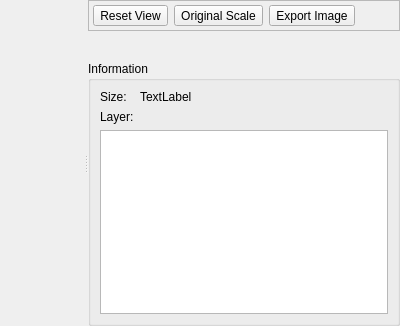
First picture: the form in src/diagnostic/ui/EXRWindow.ui, repository PearCoding/PearRay, before the edit.
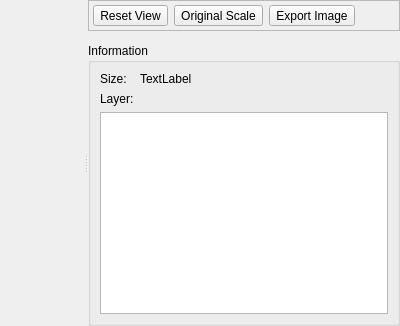
Second picture: the form after the edit. Icons and pictures are not drawn. Custom widgets are drawn as their Qt base class.

What changed in the file:
```diff
--- a/src/diagnostic/ui/EXRWindow.ui
+++ b/src/diagnostic/ui/EXRWindow.ui
@@ -146,7 +146,6 @@
            <verstretch>0</verstretch>
           </sizepolicy>
          </property>
-         <layout class="QVBoxLayout" name="verticalLayout_2"/>
         </widget>
        </item>
        <item>
```
